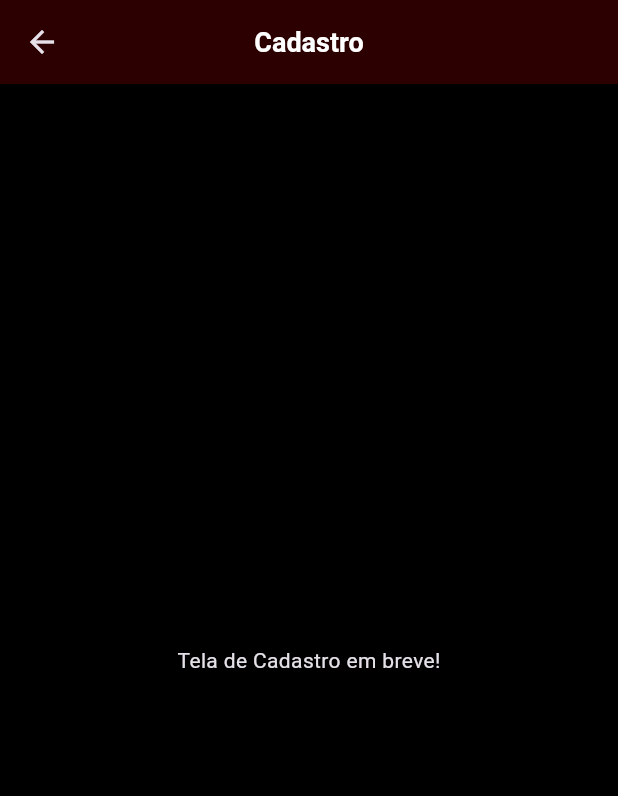
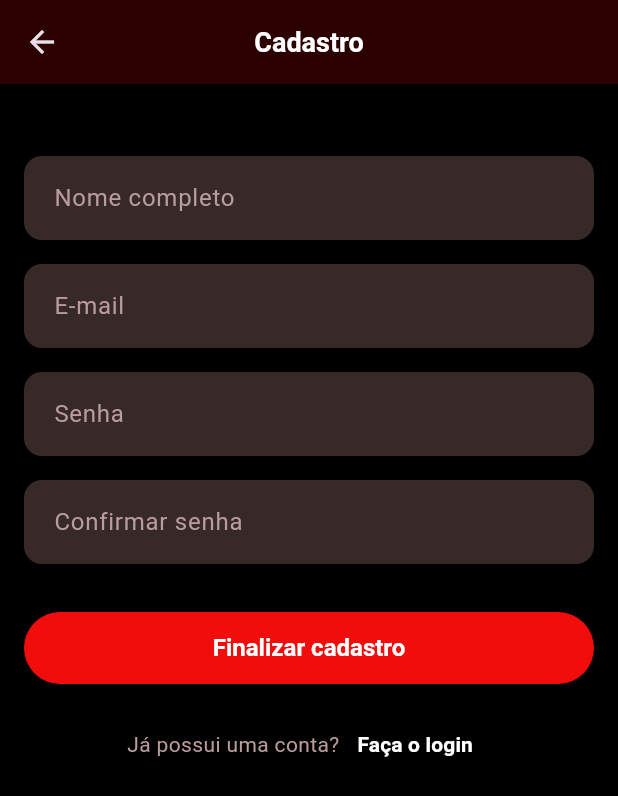
Before and after one commit to VictorClarindo/borae-app, a Flutter app: the RegisterScreen screen opened by its route, on a phone screen of 412 x 824 dp. Shown: the top 796 px of the screen. Run offline on Flutter 3.47's test engine with Material 3 defaults, Android fonts, the phone set to English and light mode, and no system bars; Roboto replaces fonts that are missing (SplineSans).

Commit message:
tela registrar

```diff
--- a/lib/screens/auth/register.dart
+++ b/lib/screens/auth/register.dart
@@ -1,13 +1,182 @@
 import 'package:flutter/material.dart';
+import '../../utils/app_colors.dart';
 
-class RegisterScreen extends StatelessWidget {
+class RegisterScreen extends StatefulWidget {
   const RegisterScreen({super.key});
+
+  @override
+  State<RegisterScreen> createState() => _RegisterScreenState();
+}
+
+class _RegisterScreenState extends State<RegisterScreen> {
+  // Chave para o nosso formulário
+  final _formKey = GlobalKey<FormState>();
+
+  // Controladores para cada campo de texto
+  final _nameController = TextEditingController();
+  final _emailController = TextEditingController();
+  final _passwordController = TextEditingController();
+  final _confirmPasswordController = TextEditingController();
+
+  // Variável para controlar o estado de carregamento
+  bool _isLoading = false;
+
+  @override
+  void dispose() {
+    // É importante limpar os controladores para liberar memória
+    _nameController.dispose();
+    _emailController.dispose();
+    _passwordController.dispose();
+    _confirmPasswordController.dispose();
+    super.dispose();
+  }
+
+  /// Função para lidar com a lógica de cadastro
+  Future<void> _register() async {
+    // Executa a validação de todos os campos do formulário
+    if (!_formKey.currentState!.validate()) {
+      return;
+    }
+
+    setState(() => _isLoading = true);
+
+    // Simula uma chamada de API para o Firebase com 2 segundos
+    await Future.delayed(const Duration(seconds: 2));
+
+    // --- LÓGICA DE CADASTRO SIMULADA ---
+    // Aqui você chamaria o método para criar um usuário no Firebase Auth
+
+    // Simulação de sucesso
+    ScaffoldMessenger.of(context).showSnackBar(
+      const SnackBar(
+        content: Text('Cadastro realizado com sucesso! Faça o login para continuar.'),
+        backgroundColor: Colors.green,
+      ),
+    );
+
+    // Após o sucesso, voltamos para a tela de login
+    if (mounted) { // Verifica se o widget ainda está na tela
+      Navigator.of(context).pop();
+    }
+    // --- FIM DA LÓGICA SIMULADA ---
+
+    // Apenas para o caso de a tela não ser removida após a lógica
+    setState(() => _isLoading = false);
+  }
 
   @override
   Widget build(BuildContext context) {
     return Scaffold(
-      appBar: AppBar(title: const Text('Cadastro')),
-      body: const Center(child: Text('Tela de Cadastro em breve!')),
+      appBar: AppBar(
+        title: const Text('Cadastro'),
+        // A seta de voltar é adicionada automaticamente pelo Flutter ao navegar
+      ),
+      body: SingleChildScrollView(
+        padding: const EdgeInsets.all(16.0),
+        child: Form(
+          key: _formKey,
+          child: Column(
+            crossAxisAlignment: CrossAxisAlignment.stretch,
+            children: [
+              const SizedBox(height: 32),
+
+              // Campo Nome Completo
+              TextFormField(
+                controller: _nameController,
+                decoration: const InputDecoration(hintText: 'Nome completo'),
+                keyboardType: TextInputType.name,
+                validator: (value) {
+                  if (value == null || value.trim().isEmpty) {
+                    return 'O nome é obrigatório.';
+                  }
+                  return null;
+                },
+              ),
+              const SizedBox(height: 16),
+
+              // Campo E-mail
+              TextFormField(
+                controller: _emailController,
+                decoration: const InputDecoration(hintText: 'E-mail'),
+                keyboardType: TextInputType.emailAddress,
+                validator: (value) {
+                  if (value == null || !value.contains('@') || !value.contains('.')) {
+                    return 'Insira um e-mail válido.';
+                  }
+                  return null;
+                },
+              ),
+              const SizedBox(height: 16),
+
+              // Campo Senha
+              TextFormField(
+                controller: _passwordController,
+                decoration: const InputDecoration(hintText: 'Senha'),
+                obscureText: true,
+                validator: (value) {
+                  if (value == null || value.length < 6) {
+                    return 'A senha deve ter no mínimo 6 caracteres.';
+                  }
+                  return null;
+                },
+              ),
+              const SizedBox(height: 16),
+
+              // Campo Confirmar Senha
+              TextFormField(
+                controller: _confirmPasswordController,
+                decoration: const InputDecoration(hintText: 'Confirmar senha'),
+                obscureText: true,
+                validator: (value) {
+                  // Validação crucial: verifica se o valor é igual ao do campo de senha
+                  if (value != _passwordController.text) {
+                    return 'As senhas não coincidem.';
+                  }
+                  return null;
+                },
+              ),
+              const SizedBox(height: 32),
+
+              // Botão Finalizar Cadastro
+              SizedBox(
+                height: 48,
+                child: ElevatedButton(
+                  onPressed: _isLoading ? null : _register,
+                  child: _isLoading
+                      ? const CircularProgressIndicator(color: AppColors.white)
+                      : const Text('Finalizar cadastro'),
+                ),
+              ),
+              const SizedBox(height: 16),
+
+              // Link para voltar ao Login
+              Row(
+                mainAxisAlignment: MainAxisAlignment.center,
+                children: [
+                  const Text(
+                    'Já possui uma conta?',
+                    style: TextStyle(color: AppColors.textHint, fontSize: 14),
+                  ),
+                  TextButton(
+                    onPressed: () {
+                      // Simplesmente volta para a tela anterior (Login)
+                      Navigator.of(context).pop();
+                    },
+                    child: const Text(
+                      'Faça o login',
+                      style: TextStyle(
+                        color: AppColors.white,
+                        fontWeight: FontWeight.bold,
+                        fontSize: 14,
+                      ),
+                    ),
+                  ),
+                ],
+              ),
+            ],
+          ),
+        ),
+      ),
     );
   }
 }
```
